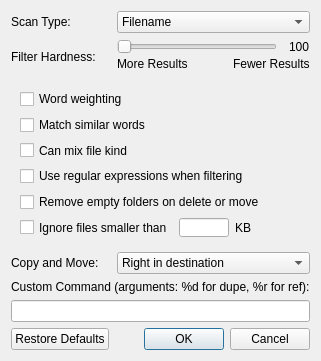
This is qt/se/preferences_dialog.ui in arsenetar/dupeguru as Qt 5 draws it before an edit. The edited form follows.
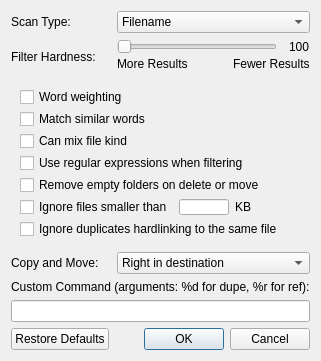
This is the edited form.

Commit message: [#92 state:fixed] Added an option to ignore duplicates hardlinking to the same file.

```diff
--- a/qt/se/preferences_dialog.ui
+++ b/qt/se/preferences_dialog.ui
@@ -256,6 +256,13 @@
           </item>
          </layout>
         </item>
+        <item>
+         <widget class="QCheckBox" name="ignoreHardlinkMatches">
+          <property name="text">
+           <string>Ignore duplicates hardlinking to the same file</string>
+          </property>
+         </widget>
+        </item>
        </layout>
       </widget>
      </item>
```
Left out of the diff: 2 changed lines with no effect on the pictures. The commit also changes 23 other files.
